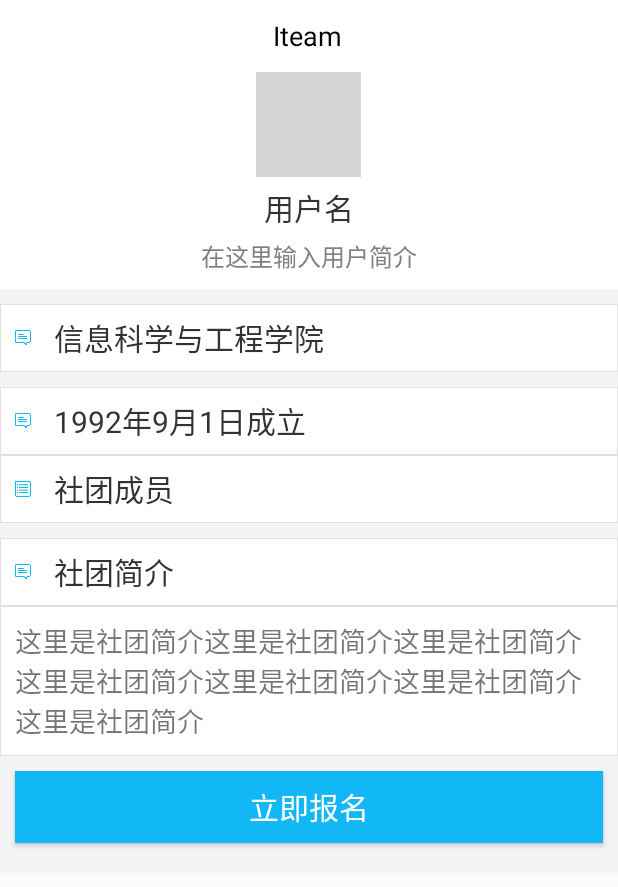
After one commit to IteamApp/IteamApp, an Android app: the ClubDetail screen opened directly, with no data from a screen before it, on a phone screen of 412 x 824 dp. The commit adds this screen. Shown: the top 887 px of the screen. Run offline under Robolectric (Android 15) with nearby library versions, the phone set to English and light mode, and no system bars; our stand-ins replace CircleImageView; pictures from the network do not load; grey boxes are pictures that could not be loaded.

Commit message:
完成了消息内容页（news）和社团详情页（clubdetail）

```diff
--- /dev/null
+++ b/Client/IteamApp/app/src/main/java/iteamapp/iteamapp/ClubDetail.java
@@ -0,0 +1,28 @@
+package iteamapp.iteamapp;
+
+import android.app.Activity;
+import android.os.Bundle;
+import android.view.View;
+import android.widget.Button;
+
+/**
+ * Created by ce on 2017/4/27.
+ */
+
+public class ClubDetail extends Activity {
+    private Button btn1;
+    @Override
+    protected void onCreate(Bundle savedInstanceState) {
+        super.onCreate(savedInstanceState);
+        setContentView(R.layout.item_club_detial);
+
+        btn1 = (Button)findViewById(R.id.btn1);
+        btn1.setOnClickListener(new View.OnClickListener() {
+            @Override
+            public void onClick(View view) {
+                //绑定立即报名事件
+            }
+        });
+
+    }
+}
--- a/Client/IteamApp/app/src/main/java/iteamapp/iteamapp/adapter/MyPageAdapter.java
+++ b/Client/IteamApp/app/src/main/java/iteamapp/iteamapp/adapter/MyPageAdapter.java
@@ -23,6 +23,7 @@ import android.widget.TextView;
 import android.widget.Toast;
 
 import iteamapp.iteamapp.ItemDetail;
+import iteamapp.iteamapp.News;
 import iteamapp.iteamapp.R;
 import com.viewpagerindicator.CirclePageIndicator;
 
@@ -141,7 +142,7 @@ public  class MyPageAdapter extends RecyclerView.Adapter<RecyclerView.ViewHolder
             public void onClick(View arg0) {
                 if (position > 1) {
                     String pid = idDatas.get(position - 2);
-                    Intent in = new Intent(((Activity)context), ItemDetail.class);
+                    Intent in = new Intent(((Activity)context), News.class);
                     in.putExtra(TAG_PID, pid);
                     context.startActivity(in);
                     ((Activity)context).overridePendingTransition(android.R.anim.slide_in_left, android.R.anim.slide_out_right);
--- /dev/null
+++ b/Client/IteamApp/app/src/main/res/drawable/border.xml
@@ -0,0 +1,15 @@
+<?xml version="1.0" encoding="utf-8"?>
+<shape xmlns:android="http://schemas.android.com/apk/res/android" >
+
+    <solid android:color="#fff" />
+
+    <stroke
+        android:width="0.5dp"
+        android:color="#E0E0E0" />
+
+    <padding
+        android:bottom="0.5dp"
+        android:left="0dp"
+        android:right="0dp"
+        android:top="0dp" />
+</shape>
--- /dev/null
+++ b/Client/IteamApp/app/src/main/res/layout/item_club_detial.xml
@@ -0,0 +1,232 @@
+<?xml version="1.0" encoding="utf-8"?>
+<LinearLayout xmlns:android="http://schemas.android.com/apk/res/android"
+    android:orientation="vertical" android:layout_width="match_parent"
+    android:layout_height="match_parent">
+
+    <include layout="@layout/tool_bar_top"></include>
+    <ScrollView
+        android:layout_width="match_parent"
+        android:layout_height="wrap_content">
+    <LinearLayout
+        android:id="@+id/userInfo"
+        android:layout_width="match_parent"
+        android:layout_height="wrap_content"
+        android:orientation="vertical"
+        android:background="#F3F4F5"
+        android:paddingBottom="10dp">
+
+        <LinearLayout
+            android:layout_width="match_parent"
+            android:layout_height="wrap_content"
+            android:orientation="vertical"
+            android:background="#fff"
+            android:paddingTop="0dp">
+
+        <iteamapp.iteamapp.circleimageview.CircleImageView
+            xmlns:app="http://schemas.android.com/apk/res-auto"
+            android:id="@+id/userImg"
+            android:layout_width="70dp"
+            android:layout_height="70dp"
+            android:layout_centerHorizontal="true"
+            android:src="@mipmap/setting_press"
+            app:border_width="1dp"
+            app:border_color="#ccc"
+            android:layout_gravity="center"
+            />
+
+        <TextView
+            android:id="@+id/userName"
+            android:layout_width="wrap_content"
+            android:layout_height="wrap_content"
+            android:text="用户名"
+            android:layout_gravity="center"
+            android:textSize="20dp"
+            android:layout_marginTop="5dp"
+            android:textColor="#333333"
+            />
+
+        <TextView
+            android:id="@+id/userIntro"
+            android:layout_height="wrap_content"
+            android:layout_width="wrap_content"
+            android:text="在这里输入用户简介"
+            android:layout_marginTop="5dp"
+            android:layout_marginBottom="10dp"
+            android:layout_gravity="center"
+            android:textSize="16dp"
+            android:textColor="#808080"
+            />
+        </LinearLayout>
+
+
+        <LinearLayout
+        android:orientation="horizontal"
+        android:layout_height="45dp"
+        android:layout_width="match_parent"
+        android:background="@drawable/border"
+        android:layout_marginTop="10dp"
+        >
+
+
+        <ImageView
+            android:layout_height="wrap_content"
+            android:layout_width="wrap_content"
+            android:src="@mipmap/comment"
+            android:layout_gravity="center_vertical"
+            android:layout_marginLeft="10dp"
+            />
+
+        <TextView
+            android:layout_height="wrap_content"
+            android:layout_width="wrap_content"
+            android:text="信息科学与工程学院"
+            android:textSize="20dp"
+            android:textColor="#333333"
+            android:layout_gravity="center_vertical"
+            android:layout_marginLeft="15dp"
+            />
+        <ImageView
+            android:layout_width="wrap_content"
+            android:layout_height="wrap_content"/>
+    </LinearLayout>
+
+    <LinearLayout
+        android:orientation="vertical"
+        android:layout_height="wrap_content"
+        android:layout_width="match_parent"
+        android:background="#fff"
+        android:layout_marginTop="10dp"
+        >
+
+        <LinearLayout
+            android:orientation="horizontal"
+            android:layout_height="45dp"
+            android:layout_width="match_parent"
+            android:background="@drawable/border"
+            >
+
+            <ImageView
+                android:layout_height="wrap_content"
+                android:layout_width="wrap_content"
+                android:src="@mipmap/comment"
+                android:layout_gravity="center_vertical"
+                android:layout_marginLeft="10dp"
+                />
+
+            <TextView
+                android:layout_height="wrap_content"
+                android:layout_width="wrap_content"
+                android:text="1992年9月1日成立"
+                android:textSize="20dp"
+                android:textColor="#333333"
+                android:layout_gravity="center_vertical"
+                android:layout_marginLeft="15dp"
+                android:id="@+id/textView" />
+        </LinearLayout>
+
+        <LinearLayout
+            android:orientation="horizontal"
+            android:layout_height="45dp"
+            android:layout_width="match_parent"
+            android:background="@drawable/border"
+            >
+
+            <ImageView
+                android:layout_height="wrap_content"
+                android:layout_width="wrap_content"
+                android:src="@mipmap/list"
+                android:layout_gravity="center_vertical"
+                android:layout_marginLeft="10dp"
+                />
+
+            <TextView
+                android:layout_height="wrap_content"
+                android:layout_width="wrap_content"
+                android:text="社团成员"
+                android:textSize="20dp"
+                android:textColor="#333333"
+                android:layout_gravity="center_vertical"
+                android:layout_marginLeft="15dp"
+                android:id="@+id/textView2" />
+        </LinearLayout>
+
+    </LinearLayout>
+
+    <LinearLayout
+        android:orientation="vertical"
+        android:layout_height="wrap_content"
+        android:layout_width="match_parent"
+        android:background="#fff"
+        android:layout_marginTop="10dp"
+        >
+
+        <LinearLayout
+            android:orientation="horizontal"
+            android:layout_height="45dp"
+            android:layout_width="match_parent"
+            android:background="@drawable/border"
+            >
+
+            <ImageView
+                android:layout_height="wrap_content"
+                android:layout_width="wrap_content"
+                android:src="@mipmap/comment"
+                android:layout_gravity="center_vertical"
+                android:layout_marginLeft="10dp"
+                />
+
+            <TextView
+                android:layout_height="wrap_content"
+                android:layout_width="wrap_content"
+                android:text="社团简介"
+                android:textSize="20dp"
+                android:textColor="#333333"
+                android:layout_gravity="center_vertical"
+                android:layout_marginLeft="15dp"
+                android:id="@+id/textView3" />
+        </LinearLayout>
+        <LinearLayout
+            android:layout_width="match_parent"
+            android:layout_height="wrap_content"
+            android:orientation="horizontal"
+            android:background="@drawable/border"
+            >
+
+            <TextView
+                android:layout_width="match_parent"
+                android:layout_height="wrap_content"
+                android:text="这里是社团简介这里是社团简介这里是社团简介这里是社团简介这里是社团简介这里是社团简介这里是社团简介"
+                android:textSize="18sp"
+                android:paddingLeft="10dp"
+                android:paddingRight="10dp"
+                android:paddingBottom="10dp"
+                android:paddingTop="10dp"
+                />
+
+        </LinearLayout>
+
+    </LinearLayout>
+    <LinearLayout
+        android:layout_height="wrap_content"
+        android:layout_width="match_parent"
+        android:orientation="horizontal"
+        >
+        <Button
+            android:layout_width="match_parent"
+            android:layout_height="wrap_content"
+            android:text="立即报名"
+            android:background="#12b7f5"
+            android:textColor="#fff"
+            android:textSize="20dp"
+            android:layout_marginLeft="10dp"
+            android:layout_marginRight="10dp"
+            android:layout_marginTop="10dp"
+            android:layout_marginBottom="10dp"
+            android:id="@+id/btn1"
+            />
+
+    </LinearLayout>
+
+</LinearLayout>
+    </ScrollView>
+</LinearLayout>
```
Also changed, not shown: Client/IteamApp/app/src/main/AndroidManifest.xml (+8 -1 lines), Client/IteamApp/app/src/main/java/iteamapp/iteamapp/News.java (added, +36 -0 lines), Client/IteamApp/app/src/main/java/iteamapp/iteamapp/adapter/ClubAdapter.java (+5 -4 lines), Client/IteamApp/app/src/main/res/layout/item_news.xml (added, +100 -0 lines), Client/IteamApp/app/src/main/res/drawable/d.jpg (added), 21 other files.
